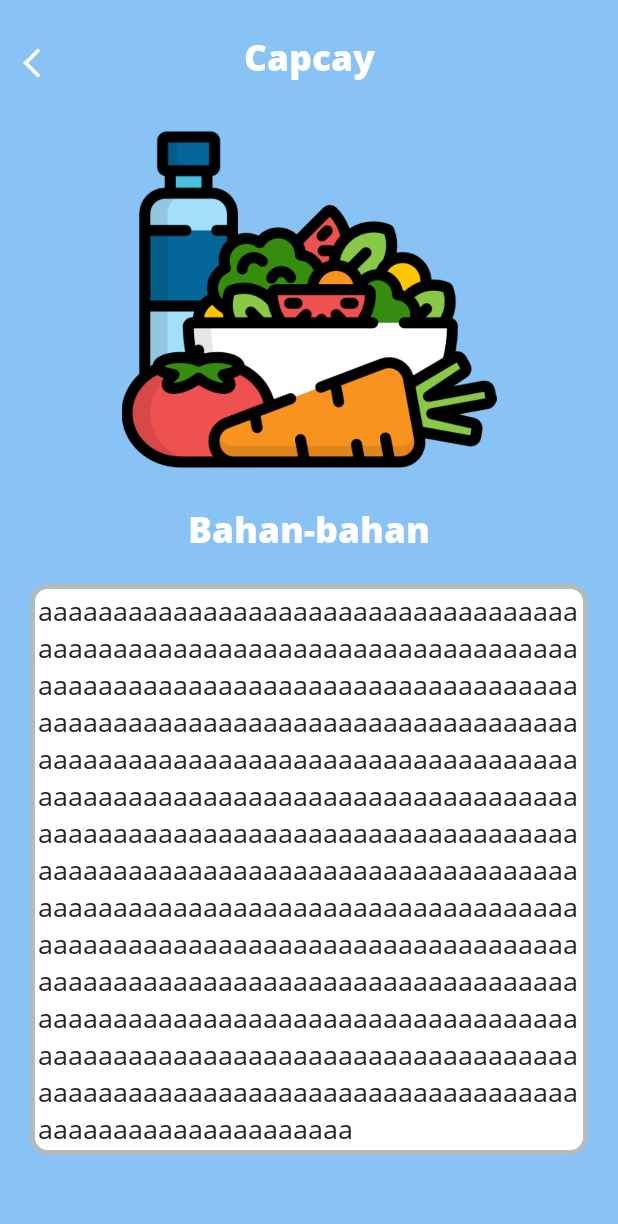
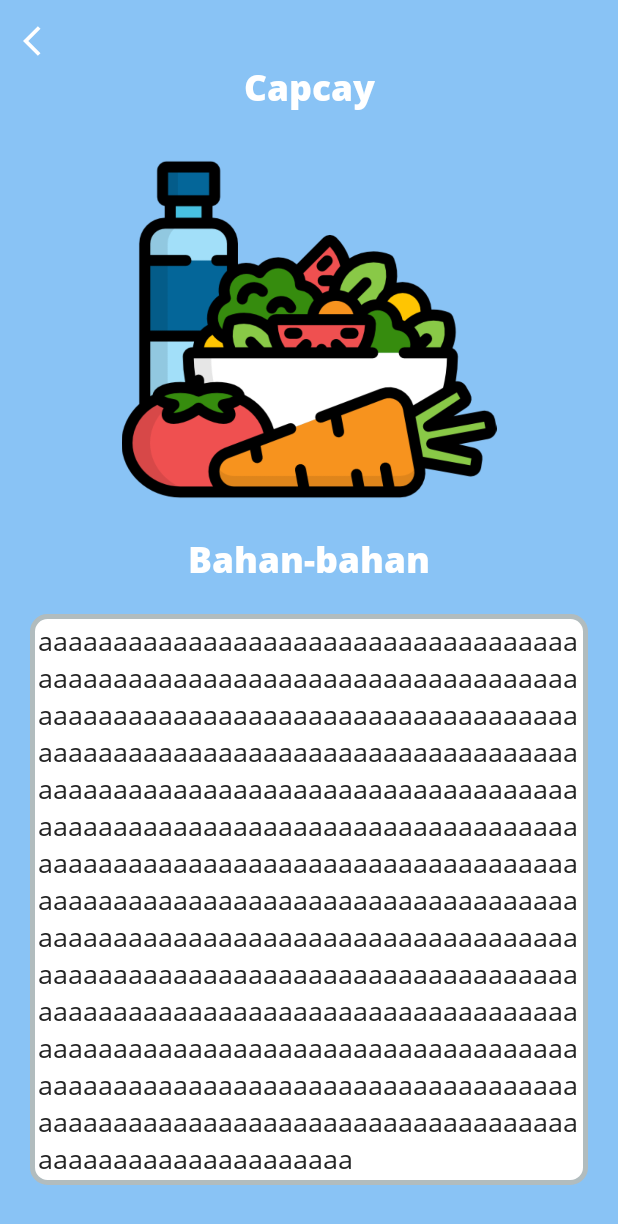
Before and after one commit to ganiaaldi/Foody, an Android app: the layout activity_detail.xml on its own in the app's theme, with its tools: preview values and no code run, on a phone screen of 412 x 824 dp. Shown: the top 1224 px of the screen. Run offline under Robolectric (Android 15) with nearby library versions, the phone set to English and light mode, and no system bars; network calls fail.

Commit message:
clean and fix some issues

```diff
--- a/app/src/main/java/com/aldi/ganiafoodtestrl/DetailActivity.kt
+++ b/app/src/main/java/com/aldi/ganiafoodtestrl/DetailActivity.kt
@@ -18,6 +18,10 @@ class DetailActivity : AppCompatActivity() {
         binding = ActivityDetailBinding.inflate(layoutInflater)
         setContentView(binding.root)
         getData()
+        this.supportActionBar!!.hide()
+        binding.btnBack.setOnClickListener {
+            onBackPressed()
+        }
     }
 
     private fun getData() {
--- a/app/src/main/java/com/aldi/ganiafoodtestrl/adapter/RekomendasiFoodAdapter.kt
+++ b/app/src/main/java/com/aldi/ganiafoodtestrl/adapter/RekomendasiFoodAdapter.kt
@@ -21,12 +21,13 @@ class RekomendasiFoodAdapter(private var listFood: ArrayList<Food>) : RecyclerVi
 
     fun setFoods(foods: List<Food>) {
         this.listFood = foods.toMutableList() as ArrayList<Food>
+        listFood.shuffle()
        notifyDataSetChanged()
     }
 
     override fun onCreateViewHolder(viewGroup: ViewGroup, i: Int): ListViewHolder {
         val binding = ItemRekomendasiBinding.inflate(LayoutInflater.from(viewGroup.context), viewGroup, false)
-        listFood.shuffle()
+//        listFood.shuffle()
         return ListViewHolder(binding)
     }
 
--- a/app/src/main/res/layout/activity_detail.xml
+++ b/app/src/main/res/layout/activity_detail.xml
@@ -12,11 +12,11 @@
         android:layout_height="wrap_content">
 
         <ImageView
+            android:id="@+id/btn_back"
             android:layout_width="wrap_content"
             android:layout_height="wrap_content"
             android:src="@drawable/ic_arrow"
-            android:layout_marginTop="30dp"
-            android:layout_marginStart="15dp"
+            android:layout_margin="15dp"
             app:layout_constraintLeft_toLeftOf="parent"
             app:layout_constraintTop_toTopOf="parent"/>
 
@@ -29,7 +29,7 @@
             app:layout_constraintTop_toTopOf="parent"
             style="@style/WhiteBoldText"
             android:text="Capcay"
-            android:layout_marginTop="20dp"
+            android:layout_marginTop="40dp"
             android:textAlignment="center"
             />
 
```
Also changed, not shown: app/src/main/java/com/aldi/ganiafoodtestrl/MainActivity.kt (+5 -5 lines).
